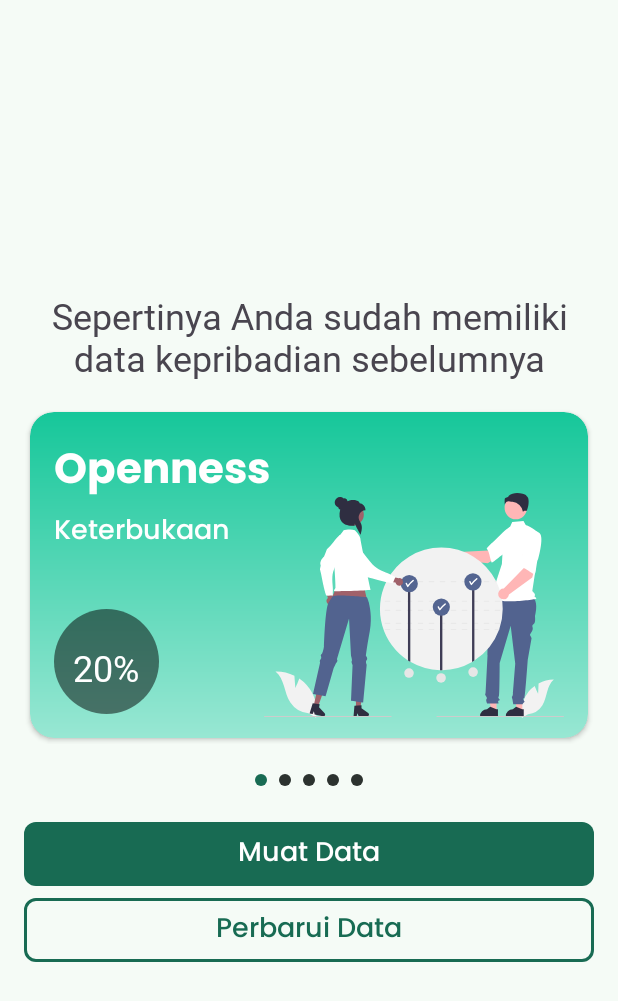
After one commit to C242-PS142/StudyPath-Android, an Android app: the QuizConfirmationActivity screen opened directly, with no data from a screen before it, on a phone screen of 412 x 824 dp. The commit adds this screen. Shown: the top 1001 px of the screen. Run offline under Robolectric (Android 15) with nearby library versions, the phone set to English and light mode, and no system bars.

Commit message:
Add Quiz Confirmation Screen Layout

```diff
--- a/app/src/main/AndroidManifest.xml
+++ b/app/src/main/AndroidManifest.xml
@@ -13,10 +13,14 @@
         android:theme="@style/Theme.StudyPath"
         tools:targetApi="31">
         <activity
+            android:name=".ui.activity.QuizConfirmationActivity"
+            android:exported="false" />
+        <activity
             android:name=".ui.activity.OnboardingActivity"
             android:exported="true">
             <intent-filter>
                 <action android:name="android.intent.action.MAIN" />
+
                 <category android:name="android.intent.category.LAUNCHER" />
             </intent-filter>
         </activity>
--- /dev/null
+++ b/app/src/main/java/com/sayid/studypath/ui/activity/QuizConfirmationActivity.kt
@@ -0,0 +1,81 @@
+package com.sayid.studypath.ui.activity
+
+import android.content.Intent
+import android.os.Bundle
+import android.view.View
+import android.widget.Toast
+import androidx.appcompat.app.AppCompatActivity
+import com.sayid.studypath.R
+import com.sayid.studypath.databinding.ActivityQuizConfirmationBinding
+import com.sayid.studypath.utils.initializePersonalityCard
+
+class QuizConfirmationActivity : AppCompatActivity() {
+    @Suppress("ktlint:standard:backing-property-naming")
+    private var _binding: ActivityQuizConfirmationBinding? = null
+    private val binding get() = _binding!!
+
+    override fun onCreate(savedInstanceState: Bundle?) {
+        super.onCreate(savedInstanceState)
+        _binding = ActivityQuizConfirmationBinding.inflate(layoutInflater)
+        setContentView(binding.root)
+
+        val hasData = intent.getBooleanExtra(HAS_DATA, true)
+
+        if (hasData) {
+            initializePersonalityCard(this, binding.viewPager, binding.indicatorLayout)
+            enableHasDataView()
+        } else {
+            enableHasNoDataView()
+        }
+    }
+
+    private fun enableHasDataView() {
+        binding.apply {
+            viewPager.visibility = View.VISIBLE
+            indicatorLayout.visibility = View.VISIBLE
+            btnRefreshData.visibility = View.VISIBLE
+
+            tvConfirmationQuiz.text = getString(R.string.has_data)
+            btnConfirmationQuiz.text = getString(R.string.load_data)
+
+            btnConfirmationQuiz.setOnClickListener {
+                val intent = Intent(this@QuizConfirmationActivity, MainActivity::class.java)
+                startActivity(intent)
+            }
+
+            btnRefreshData.setOnClickListener {
+                Toast
+                    .makeText(
+                        this@QuizConfirmationActivity,
+                        getString(R.string.refresh_data),
+                        Toast.LENGTH_SHORT,
+                    ).show()
+            }
+        }
+    }
+
+    private fun enableHasNoDataView() {
+        binding.apply {
+            tvConfirmationQuiz.text = getString(R.string.has_no_data)
+            btnConfirmationQuiz.text = getString(R.string.take_test)
+
+            btnConfirmationQuiz.setOnClickListener {
+                Toast
+                    .makeText(
+                        this@QuizConfirmationActivity,
+                        getString(R.string.take_test),
+                        Toast.LENGTH_SHORT,
+                    ).show()
+            }
+        }
+    }
+
+    companion object {
+        const val HAS_DATA = "has_data"
+    }
+
+    override fun onDestroy() {
+        super.onDestroy()
+        _binding = null
+    }
+}
--- /dev/null
+++ b/app/src/main/java/com/sayid/studypath/utils/InitializationHelper.kt
@@ -0,0 +1,82 @@
+package com.sayid.studypath.utils
+
+import android.content.Context
+import android.widget.LinearLayout
+import androidx.viewpager2.widget.ViewPager2
+import com.sayid.studypath.R
+import com.sayid.studypath.ui.adapter.PersonalityCardAdapter
+
+fun initializePersonalityCard(
+    context: Context,
+    viewPager2: ViewPager2,
+    indicatorLayout: LinearLayout,
+) {
+    val gradients =
+        listOf(
+            R.drawable.gradient_openness,
+            R.drawable.gradient_agreeableness,
+            R.drawable.gradient_conscientiousness,
+            R.drawable.gradient_extraversion,
+            R.drawable.gradient_neuroticism,
+        )
+
+    val personalityData =
+        mapOf(
+            "Openness" to "Keterbukaan",
+            "Agreeableness" to "Kesesuaian atau\nKebersamaan",
+            "Extraversion" to "Interaksi\nSosial",
+            "Conscientiousness" to "Ketekunan atau\nKehati-hatian",
+            "Neuroticism" to "Kestabilan Emosi",
+        )
+
+    val illustrations =
+        listOf(
+            R.drawable.undraw_shared_goals,
+            R.drawable.undraw_business_deal,
+            R.drawable.undraw_solution_mindset,
+            R.drawable.undraw_visionary_technology,
+            R.drawable.undraw_meditation,
+        )
+
+    val dummyPercentages =
+        listOf(
+            20,
+            60,
+            90,
+            75,
+            40,
+        )
+
+    val adapter =
+        PersonalityCardAdapter(
+            context,
+            gradients,
+            personalityData,
+            illustrations,
+            dummyPercentages,
+        )
+    viewPager2.adapter = adapter
+
+    viewPager2.registerOnPageChangeCallback(
+        object : ViewPager2.OnPageChangeCallback() {
+            override fun onPageSelected(position: Int) {
+                super.onPageSelected(position)
+                updateIndicator(position, indicatorLayout)
+            }
+        },
+    )
+}
+
+fun updateIndicator(
+    currentPosition: Int,
+    indicatorLayout: LinearLayout,
+) {
+    for (i in 0 until indicatorLayout.childCount) {
+        val view = indicatorLayout.getChildAt(i)
+        if (i == currentPosition) {
+            view.setBackgroundResource(R.drawable.indicator_active)
+        } else {
+            view.setBackgroundResource(R.drawable.indicator_inactive)
+        }
+    }
+}
--- /dev/null
+++ b/app/src/main/res/layout/activity_quiz_confirmation.xml
@@ -0,0 +1,101 @@
+<?xml version="1.0" encoding="utf-8"?>
+<ScrollView xmlns:android="http://schemas.android.com/apk/res/android"
+    xmlns:app="http://schemas.android.com/apk/res-auto"
+    xmlns:tools="http://schemas.android.com/tools"
+    android:id="@+id/main"
+    android:layout_width="match_parent"
+    android:layout_height="match_parent"
+    android:padding="@dimen/padding_large"
+    tools:context=".ui.activity.QuizConfirmationActivity">
+
+    <LinearLayout
+        android:layout_width="match_parent"
+        android:layout_height="wrap_content"
+        android:layout_gravity="center"
+        android:orientation="vertical">
+
+        <TextView
+            android:id="@+id/tv_confirmation_quiz"
+            android:layout_width="match_parent"
+            android:layout_height="wrap_content"
+            android:gravity="center"
+            android:layout_marginVertical="@dimen/margin_large"
+            android:textAppearance="@style/Theme.StudyPath.Text.SemiBold"
+            tools:text="@string/has_data" />
+
+        <androidx.viewpager2.widget.ViewPager2
+            android:id="@+id/viewPager"
+            android:layout_width="match_parent"
+            android:layout_height="225dp"
+            android:layout_gravity="center"
+            android:visibility="gone"
+            tools:background="@drawable/gradient_agreeableness"
+            tools:visibility="visible" />
+
+        <LinearLayout
+            android:id="@+id/indicatorLayout"
+            android:layout_width="wrap_content"
+            android:layout_height="wrap_content"
+            android:layout_gravity="center"
+            android:layout_marginVertical="@dimen/margin_large"
+            android:gravity="center"
+            android:orientation="horizontal"
+            android:visibility="gone"
+            tools:visibility="visible">
+
+            <View
+                android:layout_width="8dp"
+                android:layout_height="8dp"
+                android:layout_margin="4dp"
+                android:background="@drawable/indicator_inactive" />
+
+            <View
+                android:layout_width="8dp"
+                android:layout_height="8dp"
+                android:layout_margin="4dp"
+                android:background="@drawable/indicator_inactive" />
+
+            <View
+                android:layout_width="8dp"
+                android:layout_height="8dp"
+                android:layout_margin="4dp"
+                android:background="@drawable/indicator_inactive" />
+
+            <View
+                android:layout_width="8dp"
+                android:layout_height="8dp"
+                android:layout_margin="4dp"
+                android:background="@drawable/indicator_inactive" />
+
+            <View
+                android:layout_width="8dp"
+                android:layout_height="8dp"
+                android:layout_margin="4dp"
+                android:background="@drawable/indicator_inactive" />
+        </LinearLayout>
+
+        <com.google.android.material.button.MaterialButton
+            android:id="@+id/btn_confirmation_quiz"
+            android:layout_width="match_parent"
+            android:layout_height="wrap_content"
+            android:textAppearance="@style/Theme.StudyPath.Text.Medium"
+            app:cornerRadius="@dimen/corner_radius_medium"
+            tools:text="@string/load_data" />
+
+        <com.google.android.material.button.MaterialButton
+            android:id="@+id/btn_refresh_data"
+            android:layout_width="match_parent"
+            android:layout_height="wrap_content"
+            android:text="@string/refresh_data"
+            android:textAppearance="@style/Theme.StudyPath.Text.Medium"
+            android:textColor="@color/md_theme_primary"
+            android:visibility="gone"
+            app:backgroundTint="@android:color/transparent"
+            app:cornerRadius="@dimen/corner_radius_medium"
+            app:strokeColor="@color/md_theme_primary"
+            app:strokeWidth="2dp"
+            tools:visibility="visible" />
+
+    </LinearLayout>
+
+</ScrollView>
--- a/app/src/main/res/values/strings.xml
+++ b/app/src/main/res/values/strings.xml
@@ -12,22 +12,27 @@
     <string name="dummy_wait">Tunggu 01:40:00</string>
 
     <!--    Onboarding Screen Contents-->
-    <string name="onboarding_title_1">Selamat Datang\ndi StudyPath!</string>
+    <string name="onboarding_title_1">Selamat Datang di StudyPath!</string>
     <string name="onboarding_desc_1">Temukan gaya belajar unik Anda dengan StudyPath, aplikasi yang membantu belajar lebih efektif dan menyenangkan sesuai dengan kepribadian Anda.</string>
 
-    <string name="onboarding_title_2">Pembelajaran yang\nDipersonalisasi</string>
+    <string name="onboarding_title_2">Pembelajaran yang Dipersonalisasi</string>
     <string name="onboarding_desc_2">StudyPath menggunakan Lima Dimensi Kepribadian untuk membantu Anda memahami cara belajar yang paling efektif berdasarkan sifat pribadi Anda.</string>
 
-    <string name="onboarding_title_3">Belajar dengan Rekomendasi\nyang Disesuaikan</string>
+    <string name="onboarding_title_3">Belajar dengan Rekomendasi yang Disesuaikan</string>
     <string name="onboarding_desc_3">Dapatkan tips belajar yang dipersonalisasi untuk meningkatkan produktivitas dan mengurangi stres berdasarkan analisis kepribadian Anda.</string>
 
-    <string name="onboarding_title_4">Machine Learning untuk\nPembelajaran Anda</string>
+    <string name="onboarding_title_4">Machine Learning untuk Pembelajaran Anda</string>
     <string name="onboarding_desc_4">Didukung machine learning, StudyPath memberikan rekomendasi belajar berbasis data yang disesuaikan dengan kebutuhan Anda.</string>
 
-    <string name="onboarding_title_5">Tingkatkan Pengalaman\nBelajar Anda</string>
+    <string name="onboarding_title_5">Tingkatkan Pengalaman Belajar Anda</string>
     <string name="onboarding_desc_5">Mulailah perjalanan belajar yang lebih efektif dengan strategi yang sesuai dengan kepribadian Anda untuk belajar dengan nyaman dan percaya diri.</string>
     <!--*****************-->
     <string name="start">Mulai</string>
     <string name="next">Lanjut</string>
     <string name="enter">Masuk</string>
+    <string name="has_data">Sepertinya Anda sudah memiliki data kepribadian sebelumnya</string>
+    <string name="has_no_data">Ayo cari tahu kepribadian Anda dengan mengikuti tes berikut</string>
+    <string name="take_test">Mulai Tes</string>
+    <string name="load_data">Muat Data</string>
+    <string name="refresh_data">Perbarui Data</string>
 </resources>
```
Also changed, not shown: app/src/main/java/com/sayid/studypath/ui/activity/OnboardingActivity.kt (+3 -14 lines), app/src/main/java/com/sayid/studypath/ui/fragment/HomeFragment.kt (+2 -74 lines).
